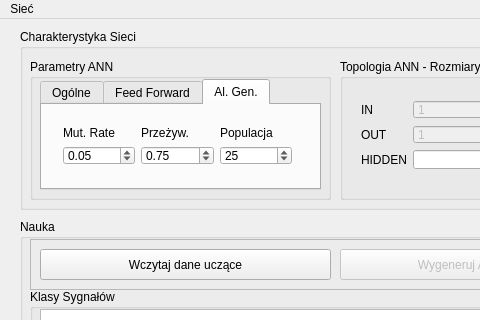
Old version of the form mainwindow.ui in the repository coyote443/NeuralNetForMarket; both pictures show x 0 to 480 and y 0 to 320 of the 941 by 671 pixel window.
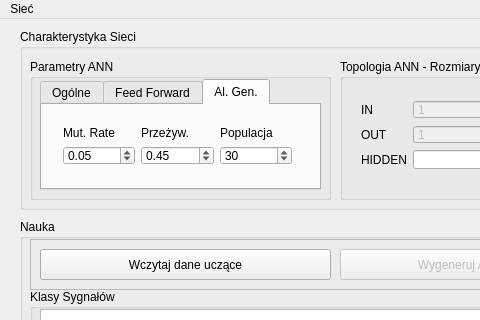
New version of the form.

Commit message: Menu's Freezing during Al. Gen processing fixed

The edit to the form file:
```diff
--- a/mainwindow.ui
+++ b/mainwindow.ui
@@ -438,7 +438,7 @@
               <double>0.010000000000000</double>
              </property>
              <property name="value">
-              <double>0.750000000000000</double>
+              <double>0.450000000000000</double>
              </property>
             </widget>
            </item>
@@ -451,7 +451,7 @@
               <number>200</number>
              </property>
              <property name="value">
-              <number>25</number>
+              <number>30</number>
              </property>
              <property name="displayIntegerBase">
               <number>10</number>
```
The commit also changes 1 other file.
